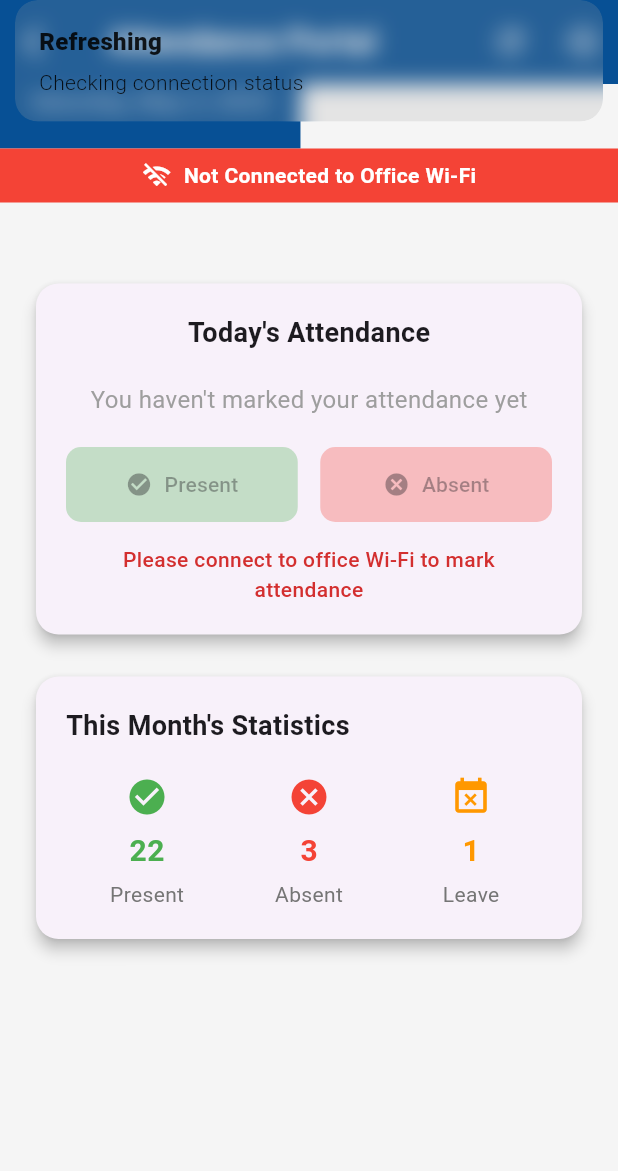
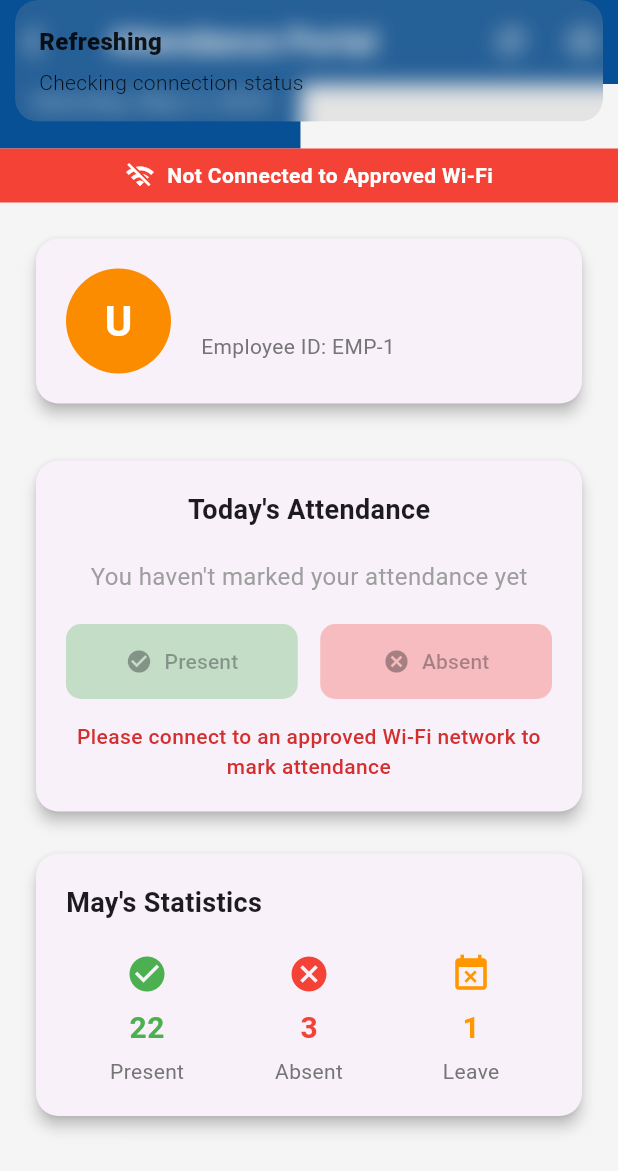
Before and after one commit to adnan098765/BltAttendance, a Flutter app: the EmployeeAttendanceScreen screen opened directly, after a tap on the "refresh" icon, on a phone screen of 412 x 824 dp. Shown: the top 1171 px of the screen. Run offline on Flutter 3.47's test engine with Material 3 defaults, Android fonts, the phone set to English and light mode, and no system bars; our stand-ins replace connectivity_plus, get, get_storage, google_fonts, image_picker, permission_handler and 2 more; missing offline and left inert: network_info_plus; accounts and stored records are empty.

Commit message:
Added new features or updates

```diff
--- a/lib/Controllers/get_leaves_controller.dart
+++ b/lib/Controllers/get_leaves_controller.dart
@@ -1,7 +1,9 @@
 import 'dart:convert';
+import 'dart:math';
 import 'package:get/get.dart';
 import 'package:http/http.dart' as http;
 import '../Models/get_leaves_model.dart';
+import '../prefs/sharedPreferences.dart';
 
 class GetLeavesController extends GetxController {
   var leaves = <GetLeavesModel>[].obs;
@@ -21,7 +23,8 @@ class GetLeavesController extends GetxController {
     try {
       // Updated URL to use the correct controller name
       // Based on error message, 'LpRequests' is not a valid controller
-      final userId = 1; // or whatever value you get from login/session
+      final userId = await getUserId();
+      log(userId as num);
       final response = await http.get(
         Uri.parse("https://crolahore.azurewebsites.net/api/Master/GetLpLeavesByUserID?UserID=1"),
         headers: {
--- a/lib/Screens/Employee/employees_screen.dart
+++ b/lib/Screens/Employee/employees_screen.dart
@@ -25,7 +25,8 @@ class _EmployeeAttendanceScreenState extends State<EmployeeAttendanceScreen> {
   bool isConnectedToOfficeWifi = false;
   bool isLoading = false;
 
-  final String officeWifiSSID = "TechBees-2.4G";
+  // Updated to include both office Wi-Fi and Guest network
+  final List<String> allowedWifiNetworks = ["TechBees-2.4G", "Guest"];
 
   @override
   void initState() {
@@ -70,11 +71,16 @@ class _EmployeeAttendanceScreenState extends State<EmployeeAttendanceScreen> {
 
         debugPrint('Detected Wi-Fi Name: $wifiName');
 
-        setState(() {
-          isConnectedToOfficeWifi = wifiName != null &&
-              (wifiName.replaceAll('"', '') == officeWifiSSID ||
-                  wifiName.startsWith("TechBees"));
-        });
+        // Updated Wi-Fi check logic to include multiple networks
+        if (wifiName != null) {
+          final cleanWifiName = wifiName.replaceAll('"', '');
+          setState(() {
+            isConnectedToOfficeWifi = allowedWifiNetworks.contains(cleanWifiName) ||
+                cleanWifiName.startsWith("TechBees");
+          });
+        } else {
+          setState(() => isConnectedToOfficeWifi = false);
+        }
       } else {
         setState(() => isConnectedToOfficeWifi = false);
       }
@@ -190,7 +196,7 @@ class _EmployeeAttendanceScreenState extends State<EmployeeAttendanceScreen> {
               ),
             ),
 
-            // Wi-Fi Status Indicator
+            // Wi-Fi Status Indicator with updated message
             Container(
               color: isConnectedToOfficeWifi ? Colors.green : Colors.red,
               padding: const EdgeInsets.symmetric(vertical: 8),
@@ -205,8 +211,8 @@ class _EmployeeAttendanceScreenState extends State<EmployeeAttendanceScreen> {
                   const SizedBox(width: 8),
                   Text(
                     isConnectedToOfficeWifi
-                        ? "Connected to Office Wi-Fi"
-                        : "Not Connected to Office Wi-Fi",
+                        ? "Connected to Approved Wi-Fi"
+                        : "Not Connected to Approved Wi-Fi",
                     style: const TextStyle(
                       color: Colors.white,
                       fontWeight: FontWeight.bold,
@@ -221,57 +227,57 @@ class _EmployeeAttendanceScreenState extends State<EmployeeAttendanceScreen> {
               padding: const EdgeInsets.all(20.0),
               child: Column(
                 children: [
-                  // Employee Card
-                  // Card(
-                  //   elevation: 4,
-                  //   shape: RoundedRectangleBorder(
-                  //     borderRadius: BorderRadius.circular(15),
-                  //   ),
-                  //   child: Padding(
-                  //     padding: const EdgeInsets.all(20.0),
-                  //     child: Row(
-                  //       children: [
-                  //         CircleAvatar(
-                  //           radius: 35,
-                  //           backgroundColor: AppColors.orangeShade,
-                  //           child: Text(
-                  //             widget.userName.isNotEmpty
-                  //                 ? widget.userName[0].toUpperCase()
-                  //                 : "U",
-                  //             style: const TextStyle(
-                  //               color: Colors.white,
-                  //               fontSize: 28,
-                  //               fontWeight: FontWeight.bold,
-                  //             ),
-                  //           ),
-                  //         ),
-                  //         const SizedBox(width: 20),
-                  //         Expanded(
-                  //           child: Column(
-                  //             crossAxisAlignment: CrossAxisAlignment.start,
-                  //             children: [
-                  //               Text(
-                  //                 widget.userName,
-                  //                 style: const TextStyle(
-                  //                   fontSize: 20,
-                  //                   fontWeight: FontWeight.bold,
-                  //                 ),
-                  //               ),
-                  //               const SizedBox(height: 5),
-                  //               Text(
-                  //                 "Employee ID: EMP-${widget.userName.hashCode.abs()}",
-                  //                 style: TextStyle(
-                  //                   color: Colors.grey[600],
-                  //                   fontSize: 14,
-                  //                 ),
-                  //               ),
-                  //             ],
-                  //           ),
-                  //         ),
-                  //       ],
-                  //     ),
-                  //   ),
-                  // ),
+                  // Employee Card - Uncommented and implemented
+                  Card(
+                    elevation: 4,
+                    shape: RoundedRectangleBorder(
+                      borderRadius: BorderRadius.circular(15),
+                    ),
+                    child: Padding(
+                      padding: const EdgeInsets.all(20.0),
+                      child: Row(
+                        children: [
+                          CircleAvatar(
+                            radius: 35,
+                            backgroundColor: AppColors.orangeShade,
+                            child: Text(
+                              widget.userName.isNotEmpty
+                                  ? widget.userName[0].toUpperCase()
+                                  : "U",
+                              style: const TextStyle(
+                                color: Colors.white,
+                                fontSize: 28,
+                                fontWeight: FontWeight.bold,
+                              ),
+                            ),
+                          ),
+                          const SizedBox(width: 20),
+                          Expanded(
+                            child: Column(
+                              crossAxisAlignment: CrossAxisAlignment.start,
+                              children: [
+                                Text(
+                                  widget.userName,
+                                  style: const TextStyle(
+                                    fontSize: 20,
+                                    fontWeight: FontWeight.bold,
+                                  ),
+                                ),
+                                const SizedBox(height: 5),
+                                Text(
+                                  "Employee ID: EMP-${widget.userName.hashCode.abs()}",
+                                  style: TextStyle(
+                                    color: Colors.grey[600],
+                                    fontSize: 14,
+                                  ),
+                                ),
+                              ],
+                            ),
+                          ),
+                        ],
+                      ),
+                    ),
+                  ),
 
                   const SizedBox(height: 30),
 
@@ -410,7 +416,7 @@ class _EmployeeAttendanceScreenState extends State<EmployeeAttendanceScreen> {
                             Padding(
                               padding: const EdgeInsets.only(top: 15),
                               child: Text(
-                                "Please connect to office Wi-Fi to mark attendance",
+                                "Please connect to an approved Wi-Fi network to mark attendance",
                                 textAlign: TextAlign.center,
                                 style: TextStyle(
                                   color: Colors.red[700],
@@ -426,7 +432,7 @@ class _EmployeeAttendanceScreenState extends State<EmployeeAttendanceScreen> {
 
                   const SizedBox(height: 20),
 
-                  // Stats Card
+                  // Stats Card - Now with dynamic month name
                   Card(
                     elevation: 4,
                     shape: RoundedRectangleBorder(
@@ -437,9 +443,9 @@ class _EmployeeAttendanceScreenState extends State<EmployeeAttendanceScreen> {
                       child: Column(
                         crossAxisAlignment: CrossAxisAlignment.start,
                         children: [
-                          const Text(
-                            "This Month's Statistics",
-                            style: TextStyle(
+                          Text(
+                            "${DateFormat('MMMM').format(currentDate)}'s Statistics",
+                            style: const TextStyle(
                               fontSize: 18,
                               fontWeight: FontWeight.w600,
                             ),
```
Also changed, not shown: lib/Controllers/login_controller.dart (+14 -12 lines), lib/Controllers/signup_controller.dart (+13 -14 lines), lib/Screens/Leaves/leaves_screen.dart (+45 -16 lines).
